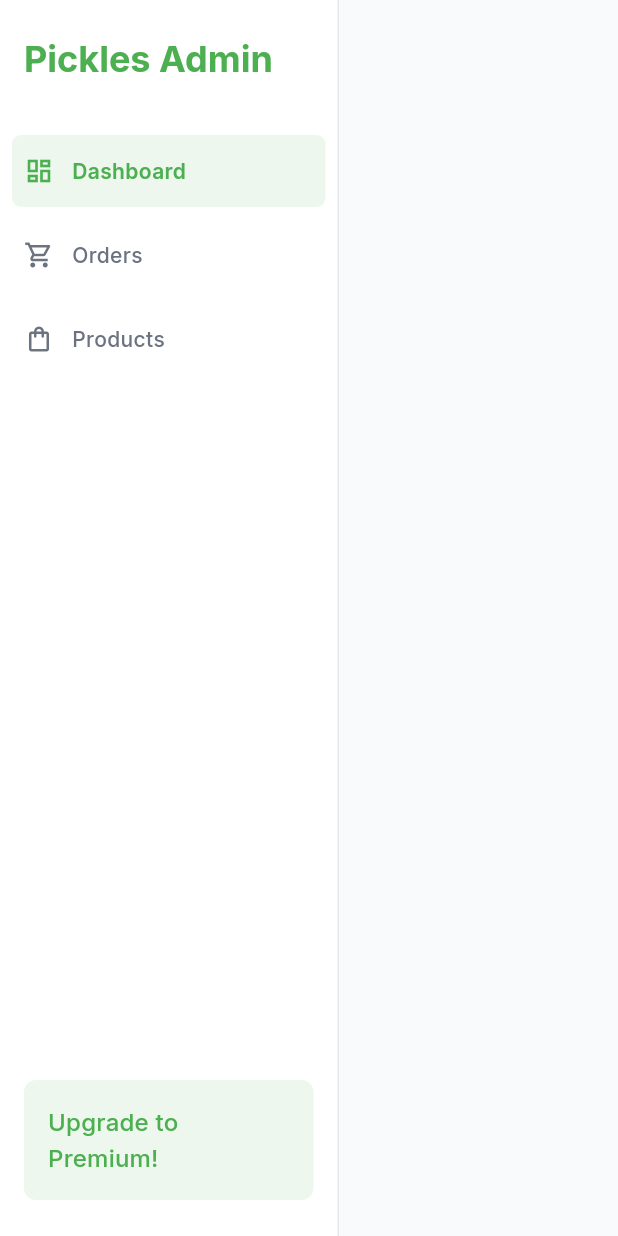
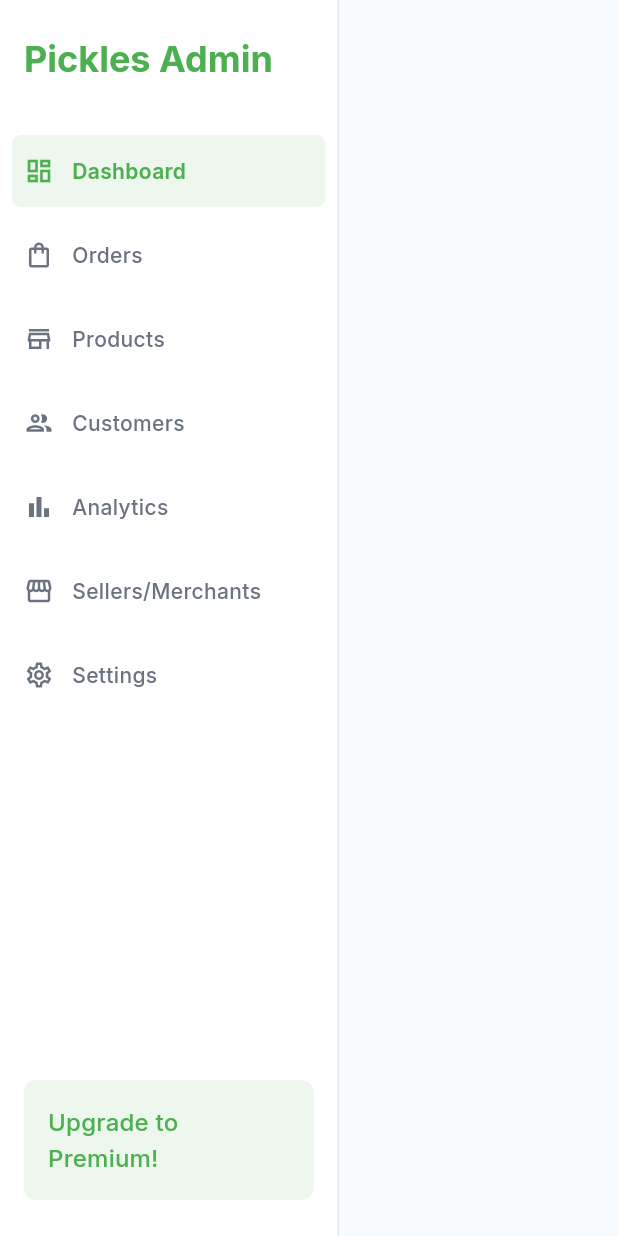
Before and after one commit to tulasireddytulasi/pickles_lab_web, a Flutter app: the DesktopSidebar widget shown alone on an empty page, opened directly, on a phone screen of 412 x 824 dp. Run offline on Flutter 3.47's test engine with Material 3 defaults, Android fonts, the phone set to English and light mode, and no system bars; our stand-ins replace bloc, fl_chart, go_router, google_fonts; network calls fail.

Commit message:
feat(navigation): Implement ShellRoute for persistent layout and expand sidebar navigation
This commit refactors the routing architecture to use `go_router`'s `ShellRoute`, establishing a persistent UI layout and enabling multi-page navigation. The desktop sidebar is now fully functional with active state highlighting.

- **feat(routing):**
    - Replaced the simple `GoRoute` list with a `ShellRoute` in `lib/app.dart`.
    - `ResponsiveLayout` is now the persistent shell, wrapping all child routes (`/`, `/orders`, etc.).
    - This ensures the sidebar and top navigation bar do not rebuild during page transitions.
- **feat(navigation):**
    - Expanded `DesktopSidebar` with navigation items for Orders, Products, Customers, Analytics, Sellers, and Settings.
    - Implemented active route detection (`isSelected`) in `SidebarItem` using `GoRouterState.of(context).fullPath` to correctly highlight the current page.
    - Enabled navigation between pages using `context.go()`.
- **feat(orders):**
    - Added a new placeholder `OrdersScreen` to serve as the destination for the `/orders` route.
- **refactor(layout):**
    - Removed `ResponsiveLayout` from `DashboardScreen`, as it is now handled globally by `ShellRoute`.

```diff
--- a/lib/app.dart
+++ b/lib/app.dart
@@ -4,19 +4,40 @@ import 'package:go_router/go_router.dart';
 import 'package:pickles_lab_dashboard/app/core/theme/app_theme.dart';
 import 'package:pickles_lab_dashboard/app/presentation/dashboard_screen/dashboard_screen.dart';
 
+import 'app/presentation/orders_screen/Orders_screen.dart';
+import 'app/widgets/responsive_layout.dart';
+
 // Router configuration using go_router
 final _router = GoRouter(
+  initialLocation: '/',
   routes: [
-    GoRoute(
-      path: '/',
-      name: 'dashboard',
-      builder: (context, state) => const DashboardScreen(),
+    // 1. ShellRoute: Defines the persistent layout (ResponsiveLayout)
+    ShellRoute(
+      // The builder is responsible for rendering the shared UI (Sidebar/Top Nav)
+      builder: (context, state, child) {
+        // 'child' is the widget for the current sub-route (DashboardScreen, OrdersScreen)
+        return ResponsiveLayout(
+          child: child,
+        );
+      },
+      routes: [
+        // 1a. Dashboard Route (Home)
+        GoRoute(
+          path: '/',
+          name: 'dashboard',
+          builder: (context, state) => const DashboardScreen(),
+        ),
+        // 1b. Orders Route
+        GoRoute(
+          path: '/orders',
+          name: 'orders',
+          builder: (context, state) => const OrdersScreen(),
+        ),
+
+        // Add more routes here (e.g., /products, /customers)
+      ],
     ),
-    // Add more routes here (e.g., /orders, /products)
   ],
-  // Use path strategy for Flutter Web URLs (clean URLs)
-  // For production, you may need server configuration (e.g., .htaccess or nginx rules)
-  // For development, this keeps URLs cleaner.
   debugLogDiagnostics: true,
 );
 
--- a/lib/app/widgets/navigation/desktop_sidebar.dart
+++ b/lib/app/widgets/navigation/desktop_sidebar.dart
@@ -1,19 +1,20 @@
+// lib/screens/dashboard/widgets/desktop_sidebar.dart (UPDATED)
+
 import 'package:flutter/material.dart';
 import 'package:go_router/go_router.dart';
 import 'package:pickles_lab_dashboard/app/core/theme/app_colors.dart';
 
 /// The left navigation sidebar visible on desktop screens.
-///
-/// It is a [StatelessWidget] for layout, relying on child widgets for interaction state.
 class DesktopSidebar extends StatelessWidget {
   const DesktopSidebar({super.key});
 
   @override
   Widget build(BuildContext context) {
     // FIX: Use GoRouterState.of(context).fullPath to get the current route path
+    // We use a safe check for the path, defaulting to '/' for the dashboard.
     final currentPath = GoRouterState.of(context).fullPath ?? '/';
 
-    // Fixed width based on HTML (256px wide, which is w-64 in Tailwind)
+    // Fixed width based on HTML (240px wide which is w-60, 226px is fine)
     const double sidebarWidth = 226.0;
 
     return Container(
@@ -32,34 +33,71 @@ class DesktopSidebar extends StatelessWidget {
             padding: const EdgeInsets.symmetric(horizontal: 16.0),
             child: Text(
               'Pickles Admin', // Based on HTML/design intent
-              style: Theme.of(context).textTheme.headlineLarge!.copyWith(
-                color: AppColors.primary,
-                fontWeight: FontWeight.w700,
-              ),
+              style: Theme.of(
+                context,
+              ).textTheme.headlineLarge!.copyWith(color: AppColors.primary, fontWeight: FontWeight.w700),
             ),
           ),
           const SizedBox(height: 32),
 
-          // Menu Items (Minimal Placeholder)
+          // Menu Items (Fully Implemented)
           SidebarItem(
             icon: Icons.dashboard_outlined,
             title: 'Dashboard',
-            // Check if the current path matches the route
+            path: '/',
+            // Define the route path
             isSelected: currentPath == '/',
             onTap: () => context.go('/'),
           ),
-          const SidebarItem(
-            icon: Icons.shopping_cart_outlined,
+          SidebarItem(
+            // HTML: ri-shopping-bag-3-line
+            icon: Icons.shopping_bag_outlined,
             title: 'Orders',
-            isSelected: false,
-            onTap: null, // Placeholder
+            path: '/orders',
+            isSelected: currentPath.startsWith('/orders'),
+            onTap: () => context.go('/orders'),
           ),
-          const SidebarItem(
-            icon: Icons.shopping_bag_outlined,
+          SidebarItem(
+            // HTML: ri-store-2-line
+            icon: Icons.store_outlined,
             title: 'Products',
-            isSelected: false,
-            onTap: null, // Placeholder
+            path: '/products',
+            isSelected: currentPath.startsWith('/products'),
+            onTap: () => context.go('/products'),
           ),
+          SidebarItem(
+            // HTML: ri-user-3-line
+            icon: Icons.people_outlined,
+            title: 'Customers',
+            path: '/customers',
+            isSelected: currentPath.startsWith('/customers'),
+            onTap: () => context.go('/customers'),
+          ),
+          SidebarItem(
+            // HTML: ri-bar-chart-2-line
+            icon: Icons.bar_chart_outlined,
+            title: 'Analytics',
+            path: '/analytics',
+            isSelected: currentPath.startsWith('/analytics'),
+            onTap: () => context.go('/analytics'),
+          ),
+          SidebarItem(
+            // HTML: ri-store-3-line
+            icon: Icons.storefront_outlined,
+            title: 'Sellers/Merchants',
+            path: '/sellers',
+            isSelected: currentPath.startsWith('/sellers'),
+            onTap: () => context.go('/sellers'),
+          ),
+          SidebarItem(
+            // HTML: ri-settings-4-line
+            icon: Icons.settings_outlined,
+            title: 'Settings',
+            path: '/settings',
+            isSelected: currentPath.startsWith('/settings'),
+            onTap: () => context.go('/settings'),
+          ),
+
           const Spacer(),
 
           // Premium CTA / Footer (Minimal Placeholder)
@@ -73,9 +111,7 @@ class DesktopSidebar extends StatelessWidget {
               ),
               child: Text(
                 'Upgrade to Premium!',
-                style: Theme.of(context).textTheme.titleMedium!.copyWith(
-                  color: AppColors.primary,
-                ),
+                style: Theme.of(context).textTheme.titleMedium!.copyWith(color: AppColors.primary),
               ),
             ),
           ),
@@ -89,6 +125,7 @@ class DesktopSidebar extends StatelessWidget {
 class SidebarItem extends StatelessWidget {
   final IconData icon;
   final String title;
+  final String path; // New: Add path property
   final bool isSelected;
   final VoidCallback? onTap;
 
@@ -96,6 +133,7 @@ class SidebarItem extends StatelessWidget {
     super.key,
     required this.icon,
     required this.title,
+    required this.path, // Required
     required this.isSelected,
     this.onTap,
   });
@@ -115,10 +153,7 @@ class SidebarItem extends StatelessWidget {
           height: 48,
           margin: const EdgeInsets.symmetric(vertical: 4.0, horizontal: 8.0),
           padding: const EdgeInsets.symmetric(horizontal: 8.0),
-          decoration: BoxDecoration(
-            color: backgroundColor,
-            borderRadius: BorderRadius.circular(6.0),
-          ),
+          decoration: BoxDecoration(color: backgroundColor, borderRadius: BorderRadius.circular(6.0)),
           child: Row(
             children: [
               Icon(icon, color: color, size: 20),
```
Also changed, not shown: lib/app/presentation/dashboard_screen/dashboard_screen.dart (+1 -6 lines), lib/app/presentation/orders_screen/Orders_screen.dart (added, +25 -0 lines), lib/app/widgets/responsive_layout.dart (+2 -13 lines).
